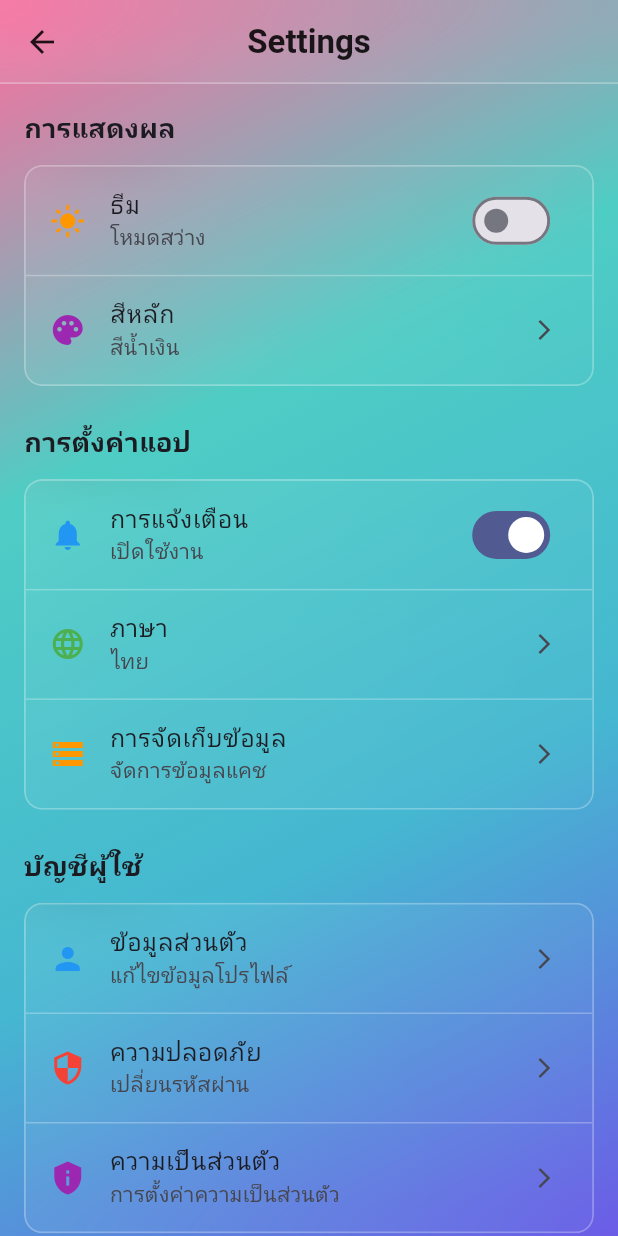
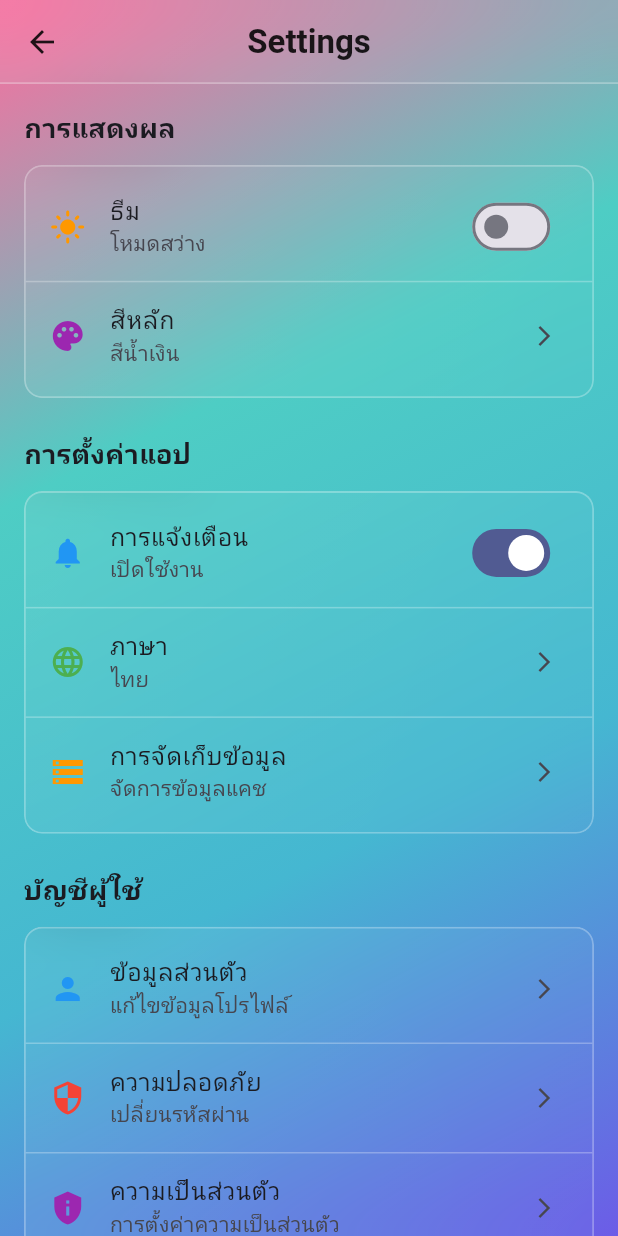
Before and after one commit to workerprocess/itshop, a Flutter app: the screen it shows after launch, after a tap on the "settings" icon, on a phone screen of 412 x 824 dp. Run offline on Flutter 3.47's test engine with Material 3 defaults, Android fonts, the light colour scheme and no system bars; our stand-ins replace dio, get, shared_preferences; accounts and stored records are empty; generated files the repository leaves out were written again; statements that could not run were skipped; project files that could hold a hidden picture were left out.

Commit message:
Enhance GlassTheme and UI consistency across multiple pages. Added priceColor property to GlassTheme for dynamic pricing display. Refactored FavoritesPage, HomePage, ProductDetailPage, SearchPage, and SettingsPage to utilize GlassContainer for improved visual elements. Updated product price displays to use theme colors for better integration.

```diff
--- a/mobile_app/lib/core/themes/glass_theme.dart
+++ b/mobile_app/lib/core/themes/glass_theme.dart
@@ -9,6 +9,7 @@ class GlassTheme extends ThemeExtension<GlassTheme> {
   final Color borderColor;
   final Color tint;
   final Gradient backgroundGradient; // เพิ่ม background gradient
+  final Color priceColor;
 
   const GlassTheme({
     required this.blur,
@@ -19,6 +20,7 @@ class GlassTheme extends ThemeExtension<GlassTheme> {
     required this.borderColor,
     required this.tint,
     required this.backgroundGradient, // เพิ่ม background gradient
+    required this.priceColor,
   });
 
   @override
@@ -31,6 +33,7 @@ class GlassTheme extends ThemeExtension<GlassTheme> {
     Color? borderColor,
     Color? tint,
     Gradient? backgroundGradient,
+    Color? priceColor,
   }) {
     return GlassTheme(
       blur: blur ?? this.blur,
@@ -41,6 +44,7 @@ class GlassTheme extends ThemeExtension<GlassTheme> {
       borderColor: borderColor ?? this.borderColor,
       tint: tint ?? this.tint,
       backgroundGradient: backgroundGradient ?? this.backgroundGradient,
+      priceColor: priceColor ?? this.priceColor,
     );
   }
 
@@ -56,6 +60,7 @@ class GlassTheme extends ThemeExtension<GlassTheme> {
       borderColor: Color.lerp(borderColor, other.borderColor, t)!,
       tint: Color.lerp(tint, other.tint, t)!,
       backgroundGradient: _lerpGradient(backgroundGradient, other.backgroundGradient, t),
+      priceColor: Color.lerp(priceColor, other.priceColor, t)!,
     );
   }
 
@@ -112,6 +117,7 @@ class GlassTheme extends ThemeExtension<GlassTheme> {
         borderColor: Colors.white.withOpacity(0.28),
         tint: const Color(0x55FFFFFF),
         backgroundGradient: _lightBackgroundGradient, // ใช้ Light Theme gradient
+        priceColor: Colors.black54,
       );
 
   static GlassTheme get _darkGlass => GlassTheme(
@@ -127,6 +133,7 @@ class GlassTheme extends ThemeExtension<GlassTheme> {
         borderColor: Colors.white.withOpacity(0.22),
         tint: const Color(0x33FFFFFF),
         backgroundGradient: _darkBackgroundGradient, // ใช้ Dark Theme gradient
+        priceColor: Colors.green,
       );
 
 
--- a/mobile_app/lib/presentation/pages/favorites_page.dart
+++ b/mobile_app/lib/presentation/pages/favorites_page.dart
@@ -5,6 +5,7 @@ import 'package:mobile_app/presentation/controllers/favorites_controller.dart';
 import 'package:mobile_app/presentation/widgets/product_grid_view.dart';
 import 'package:mobile_app/presentation/widgets/product_list_view.dart';
 import 'package:mobile_app/presentation/widgets/glass/glass_app_bar.dart';
+import 'package:mobile_app/presentation/widgets/glass/glass_container.dart';
 
 class FavoritesPage extends GetView<FavoritesController> {
   const FavoritesPage({super.key});
@@ -78,9 +79,11 @@ class FavoritesPage extends GetView<FavoritesController> {
         child: Column(
           children: [
             // Favorites Count
-            Container(
-              padding: const EdgeInsets.all(16),
-              child: Row(
+            Padding(
+              padding: const EdgeInsets.symmetric(horizontal: 16),
+              child: GlassContainer(
+                padding: const EdgeInsets.all(16),
+                child: Row(
                 children: [
                   Icon(
                     Icons.favorite,
@@ -102,6 +105,7 @@ class FavoritesPage extends GetView<FavoritesController> {
                     ),
                   ),
                 ],
+              ),
               ),
             ),
 
--- a/mobile_app/lib/presentation/pages/home_page.dart
+++ b/mobile_app/lib/presentation/pages/home_page.dart
@@ -4,6 +4,7 @@ import 'package:mobile_app/presentation/controllers/home_controller.dart';
 import 'package:mobile_app/presentation/widgets/product_card.dart';
 import 'package:mobile_app/presentation/widgets/glass/glass_app_bar.dart';
 import 'package:mobile_app/presentation/widgets/glass/glass_card.dart';
+import 'package:mobile_app/presentation/widgets/glass/glass_container.dart';
 import 'package:mobile_app/core/themes/glass_theme.dart';
 
 class HomePage extends GetView<HomeController> {
@@ -81,7 +82,7 @@ class HomePage extends GetView<HomeController> {
                         final int nextTierPoints = status?.nextTierPoints ?? 1;
                         final String tier = status?.tier ?? '-';
                         final double progress = points / (nextTierPoints == 0 ? 1 : nextTierPoints);
-                        return GlassCard(
+                        return GlassContainer(
                           padding: const EdgeInsets.all(16),
                           child: Column(
                             crossAxisAlignment: CrossAxisAlignment.start,
@@ -144,7 +145,7 @@ class HomePage extends GetView<HomeController> {
                   ),
                   Padding(
                     padding: const EdgeInsets.symmetric(horizontal: 16),
-                    child: GlassCard(
+                    child: GlassContainer(
                       padding: const EdgeInsets.all(12),
                       child: Builder(
                         builder: (context) {
--- a/mobile_app/lib/presentation/pages/search_page.dart
+++ b/mobile_app/lib/presentation/pages/search_page.dart
@@ -8,6 +8,9 @@ import 'package:mobile_app/presentation/widgets/product_list_view.dart';
 import 'package:mobile_app/presentation/widgets/glass/glass_app_bar.dart';
 import 'package:mobile_app/presentation/widgets/glass/glass_filter_chip.dart';
 import 'package:mobile_app/presentation/widgets/glass/glass_text_field.dart';
+import 'package:mobile_app/presentation/widgets/glass/glass_container.dart';
+import 'package:mobile_app/core/themes/glass_theme.dart';
+import 'package:mobile_app/presentation/widgets/glass/glass_container.dart';
 
 class SearchPage extends GetView<ProductSearchController> {
   const SearchPage({super.key});
@@ -96,9 +99,11 @@ class SearchPage extends GetView<ProductSearchController> {
             Obx(() {
               print('🔍 SearchPage: Active Filters Obx - selectedCategory = "${controller.selectedCategory}", searchText = "${controller.textSearchController.text}"');
               if (controller.selectedCategory.isNotEmpty || controller.textSearchController.text.isNotEmpty) {
-                return Container(
+                return Padding(
                   padding: const EdgeInsets.symmetric(horizontal: 16),
-                  child: SingleChildScrollView(
+                  child: GlassContainer(
+                    padding: const EdgeInsets.symmetric(horizontal: 8, vertical: 8),
+                    child: SingleChildScrollView(
                     scrollDirection: Axis.horizontal,
                     child: Row(
                       children: [
@@ -117,6 +122,7 @@ class SearchPage extends GetView<ProductSearchController> {
                             onDeleted: () => controller.clearSearch(),
                           ),
                       ],
+                    ),
                     ),
                   ),
                 );
@@ -234,10 +240,29 @@ class SearchPage extends GetView<ProductSearchController> {
               ),
             ),
             const SizedBox(height: 24),
-            ElevatedButton.icon(
-              onPressed: () => controller.clearAllFilters(),
-              icon: const Icon(Icons.refresh),
-              label: const Text('ล้างตัวกรอง'),
+            Padding(
+              padding: const EdgeInsets.symmetric(horizontal: 16),
+              child: GlassContainer(
+                padding: const EdgeInsets.symmetric(horizontal: 12, vertical: 8),
+                child: Builder(builder: (context) {
+                  final glass = Theme.of(context).extension<GlassTheme>()!;
+                  return Center(
+                    child: OutlinedButton.icon(
+                      onPressed: () => controller.clearAllFilters(),
+                      icon: Icon(Icons.refresh, color: glass.borderColor),
+                      label: Text(
+                        'ล้างตัวกรอง',
+                        style: TextStyle(color: glass.borderColor),
+                      ),
+                      style: OutlinedButton.styleFrom(
+                        side: BorderSide(color: glass.borderColor, width: glass.borderWidth),
+                        backgroundColor: Colors.transparent,
+                        shape: RoundedRectangleBorder(borderRadius: BorderRadius.circular(10)),
+                      ),
+                    ),
+                  );
+                }),
+              ),
             ),
           ],
         ),
--- a/mobile_app/lib/presentation/pages/settings_page.dart
+++ b/mobile_app/lib/presentation/pages/settings_page.dart
@@ -3,6 +3,8 @@ import 'package:get/get.dart';
 import 'package:mobile_app/presentation/controllers/profile_controller.dart';
 import 'package:mobile_app/presentation/widgets/glass/glass_app_bar.dart';
 import 'package:mobile_app/presentation/widgets/glass/glass_card.dart';
+import 'package:mobile_app/presentation/widgets/glass/glass_container.dart';
+import 'package:mobile_app/presentation/widgets/glass/glass_divider.dart';
 import 'package:mobile_app/core/themes/glass_theme.dart';
 
 class SettingsPage extends GetView<ProfileController> {
@@ -78,7 +80,8 @@ class SettingsPage extends GetView<ProfileController> {
   }
 
   Widget _buildThemeSettings(ProfileController controller, GlassTheme glass) {
-    return GlassCard(
+    return GlassContainer(
+      padding: const EdgeInsets.symmetric(vertical: 4),
       child: Column(
         children: [
           ListTile(
@@ -109,7 +112,8 @@ class SettingsPage extends GetView<ProfileController> {
   }
 
   Widget _buildAppSettings(GlassTheme glass) {
-    return GlassCard(
+    return GlassContainer(
+      padding: const EdgeInsets.symmetric(vertical: 4),
       child: Column(
         children: [
           ListTile(
@@ -149,7 +153,8 @@ class SettingsPage extends GetView<ProfileController> {
   }
 
   Widget _buildAccountSettings(GlassTheme glass) {
-    return GlassCard(
+    return GlassContainer(
+      padding: const EdgeInsets.symmetric(vertical: 4),
       child: Column(
         children: [
           ListTile(
@@ -187,7 +192,8 @@ class SettingsPage extends GetView<ProfileController> {
   }
 
   Widget _buildAboutSection(GlassTheme glass) {
-    return GlassCard(
+    return GlassContainer(
+      padding: const EdgeInsets.symmetric(vertical: 4),
       child: Column(
         children: [
           ListTile(
--- a/mobile_app/lib/presentation/widgets/product_card.dart
+++ b/mobile_app/lib/presentation/widgets/product_card.dart
@@ -18,6 +18,7 @@ class ProductCard extends StatelessWidget {
 
   @override
   Widget build(BuildContext context) {
+    final glass = Theme.of(context).extension<GlassTheme>()!;
     return Card(
       elevation: 0,
       color: Colors.transparent,
@@ -137,7 +138,7 @@ class ProductCard extends StatelessWidget {
                               style: TextStyle(
                                 fontSize: 14,
                                 fontWeight: FontWeight.bold,
-                                color: Colors.green[300],
+                                color: glass.priceColor,
                               ),
                               overflow: TextOverflow.ellipsis,
                             ),
```
Also changed, not shown: mobile_app/lib/presentation/pages/product_detail_page.dart (+59 -45 lines), mobile_app/lib/presentation/widgets/glass/glass_divider.dart (added, +31 -0 lines), mobile_app/lib/presentation/widgets/product_list_view.dart (+11 -8 lines).
